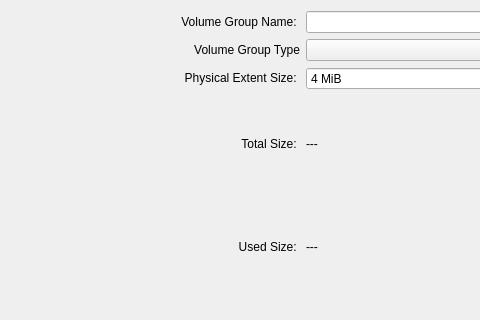
Old version of the form src/gui/volumegroupwidgetbase.ui in the repository KDE/partitionmanager; both pictures show x 86 to 566 and y 0 to 320 of the 831 by 512 pixel window.
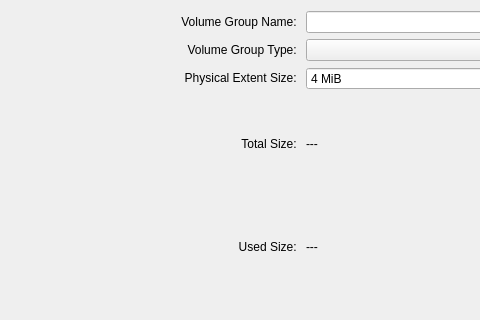
New version of the form. Custom widgets are drawn as their Qt base class.

Commit message: Add missing trailing colon.

The edit to the form file:
```diff
--- a/src/gui/volumegroupwidgetbase.ui
+++ b/src/gui/volumegroupwidgetbase.ui
@@ -123,7 +123,7 @@
    <item row="2" column="1">
     <widget class="QLabel" name="m_LabelTextVolumeType">
      <property name="text">
-      <string>Volume Group Type</string>
+      <string>Volume Group Type: </string>
      </property>
      <property name="alignment">
       <set>Qt::AlignRight|Qt::AlignTrailing|Qt::AlignVCenter</set>
```
